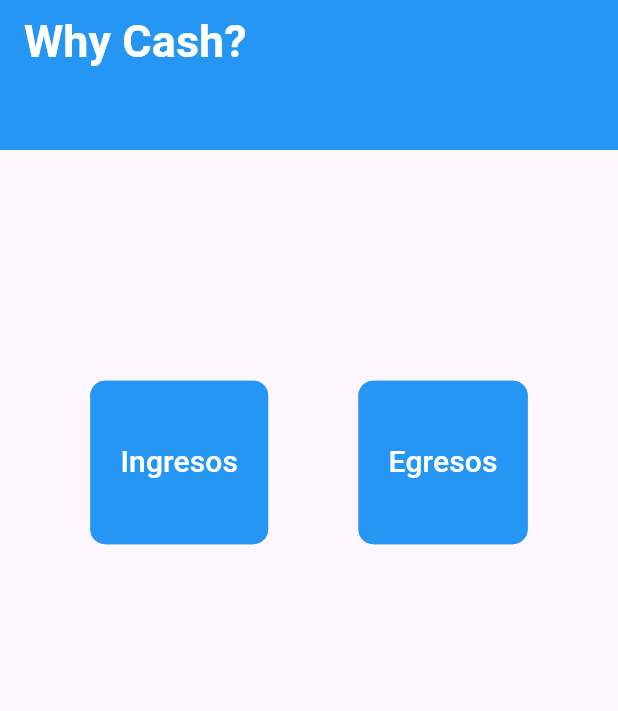
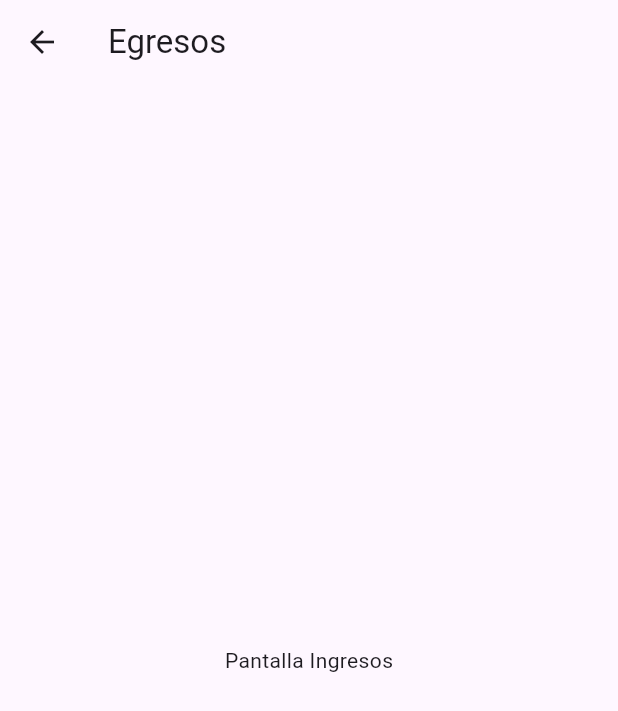
Before and after one commit to b0t-m4ni4k/cash_why, a Flutter app: the screen it shows after launch, after a tap on "Egresos", on a phone screen of 412 x 824 dp. Shown: the top 711 px of the screen. Run offline on Flutter 3.47's test engine with Material 3 defaults, Android fonts, the phone set to English and light mode, and no system bars.

Commit message:
pantallas de cada botton

```diff
--- /dev/null
+++ b/lib/pantallas/pantallaEgresos.dart
@@ -0,0 +1,15 @@
+import 'package:flutter/material.dart';
+
+class PantallaEgresos extends StatelessWidget {
+  const PantallaEgresos({required this.nameButton, super.key});
+
+  final String nameButton;
+
+  @override
+  Widget build(BuildContext context) {
+    return Scaffold(
+      appBar: AppBar(title: Text("$nameButton")),
+      body: const Center(child: Text("Pantalla Ingresos")),
+    );
+  }
+}
--- /dev/null
+++ b/lib/pantallas/pantallaIngresos.dart
@@ -0,0 +1,13 @@
+import 'package:flutter/material.dart';
+
+class PantallaIngresos extends StatelessWidget {
+  const PantallaIngresos({super.key});
+
+  @override
+  Widget build(BuildContext context) {
+    return Scaffold(
+      appBar: AppBar(title: const Text("data")),
+      body: const Center(child: Text("Pantalla Ingresos")),
+    );
+  }
+}
--- a/lib/pantallas/pantalla_principal.dart
+++ b/lib/pantallas/pantalla_principal.dart
@@ -1,3 +1,5 @@
+import 'package:cash_why/pantallas/pantallaEgresos.dart';
+import 'package:cash_why/pantallas/pantallaIngresos.dart';
 import 'package:flutter/material.dart';
 
 class PantallaPrincipal extends StatelessWidget {
@@ -55,9 +57,21 @@ class BotonesPrincipal extends StatelessWidget {
 
   @override
   Widget build(BuildContext context) {
-    return TextButton(
+    return ElevatedButton(
       onPressed: () {
-        print(nameButton);
+        Navigator.push(
+          context,
+          MaterialPageRoute(
+            builder: (context) {
+              if (nameButton == "Ingresos") {
+                return PantallaIngresos();
+              } else if (nameButton == "Egresos") {
+                return PantallaEgresos(nameButton: nameButton);
+              }
+              return const SizedBox.shrink();
+            },
+          ),
+        );
       },
       style:
           TextButton.styleFrom(
```
